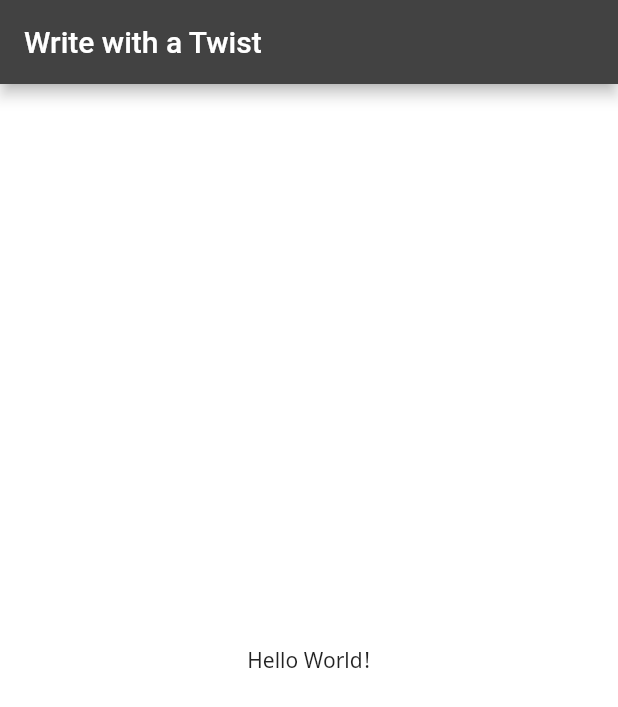
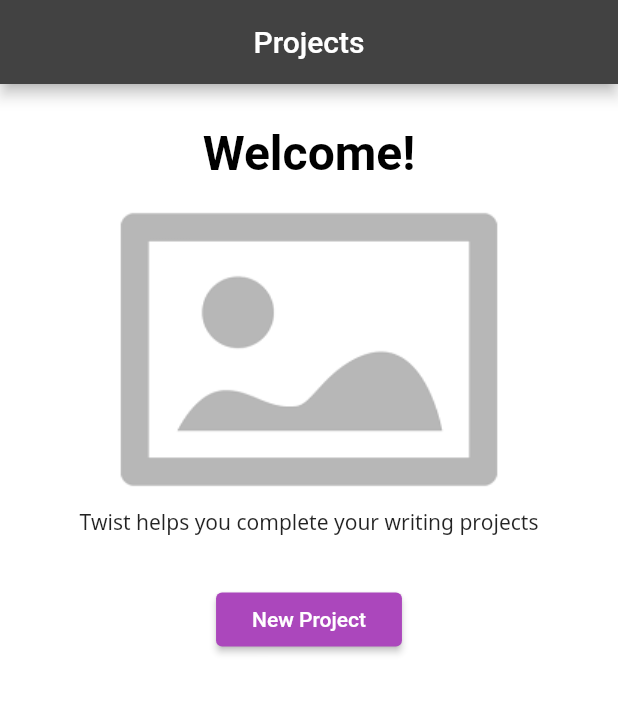
Before and after one commit to pandacorps/twist, a Flutter app: the screen it shows after launch, on a phone screen of 412 x 824 dp. Shown: the top 707 px of the screen. Run offline on Flutter 3.47's test engine with Material 2 defaults, Android fonts, the light colour scheme and no system bars.

Commit message:
feat(#11): project list zero state (#19)
* feat(#11): project list zero state

* feat(#11): zero state

Co-authored-by: Trevor Huey <battlepanda100@gmail.com>

```diff
--- a/lib/main.dart
+++ b/lib/main.dart
@@ -1,16 +1,11 @@
 import 'package:flutter/material.dart';
+import 'package:twist/screens/project_list/project_list_screen.dart';
 
 void main() {
-  runApp(MyApp());
+  runApp(TwistApp());
 }
 
-class MyApp extends StatelessWidget {
-  @override
-  Widget build(BuildContext context) {
-    return MaterialApp(
-      title: 'Twist',
-      theme: ThemeData.from(
-          colorScheme: const ColorScheme(
+const colorScheme = ColorScheme(
     primary: Color(0xff424242),
     primaryVariant: Color(0xff1b1b1b),
     secondary: Color(0xffab47bc),
@@ -23,36 +18,27 @@ class MyApp extends StatelessWidget {
     onSurface: Color(0xff000000),
     onBackground: Color(0xff000000),
     onError: Color(0xffffffff),
-              brightness: Brightness.light),
+    brightness: Brightness.light);
+
+class TwistApp extends StatelessWidget {
+  @override
+  Widget build(BuildContext context) {
+    return MaterialApp(
+        title: 'Twist',
+        theme: ThemeData.from(
+                colorScheme: colorScheme,
                 textTheme: Theme.of(context).textTheme.merge(const TextTheme(
+                    headline1: TextStyle(
+                        fontSize: 32, fontWeight: FontWeight.bold, height: 1),
+                    headline2: TextStyle(
+                        fontSize: 24, fontWeight: FontWeight.bold, height: 1),
                     bodyText1: TextStyle(fontFamily: 'NotoSans'),
-              bodyText2: TextStyle(fontFamily: 'NotoSans')))),
-      home: const HomePage(title: 'Write with a Twist'),
-    );
+                    bodyText2: TextStyle(fontFamily: 'NotoSans'))))
+            .copyWith(
+                buttonTheme: ButtonThemeData(
+                    buttonColor: colorScheme.secondary,
+                    textTheme: ButtonTextTheme.primary)),
+        initialRoute: '/',
+        routes: {'/': (context) => ProjectListScreen()});
   }
 }
-
-class HomePage extends StatelessWidget {
-  final String title;
-
-  const HomePage({this.title});
-
-  @override
-  Widget build(BuildContext context) {
-    return Scaffold(
-      appBar: AppBar(
-        title: Text(title),
-      ),
-      body: Center(
-        child: Column(
-          mainAxisAlignment: MainAxisAlignment.center,
-          children: const <Widget>[
-            Text(
-              'Hello World!',
-            ),
-          ],
-        ),
-      ),
-    );
-  }
-}
--- /dev/null
+++ b/lib/screens/project_list/project_list_screen.dart
@@ -0,0 +1,58 @@
+import 'package:flutter/material.dart';
+
+class ProjectListScreen extends StatelessWidget {
+  @override
+  Widget build(BuildContext context) {
+    final ThemeData theme = Theme.of(context);
+
+    return Scaffold(
+      appBar: AppBar(
+        title: const Text('Projects'),
+        centerTitle: true,
+      ),
+      body: Align(
+        alignment: Alignment.topCenter,
+        child: SingleChildScrollView(
+          padding: const EdgeInsets.only(left: 16, right: 16, bottom: 16),
+          child: Center(
+            child: Column(
+              children: [
+                Container(
+                  margin: const EdgeInsets.only(top: 32),
+                  child: Text(
+                    'Welcome!',
+                    style: theme.textTheme.headline1
+                        .copyWith(color: theme.colorScheme.onBackground),
+                  ),
+                ),
+                Container(
+                  margin: const EdgeInsets.only(top: 16),
+                  child: const Image(
+                    image: AssetImage('assets/placeholder.png'),
+                  ),
+                ),
+                Container(
+                  margin: const EdgeInsets.only(top: 8),
+                  child: Text(
+                    'Twist helps you complete your writing projects',
+                    style: theme.textTheme.bodyText1,
+                    textAlign: TextAlign.center,
+                  ),
+                ),
+                Container(
+                  margin: const EdgeInsets.only(top: 32),
+                  child: RaisedButton(
+                    onPressed: () {
+                      // TODO: Navigate to project create.
+                    },
+                    child: const Text('New Project'),
+                  ),
+                ),
+              ],
+            ),
+          ),
+        ),
+      ),
+    );
+  }
+}
--- /dev/null
+++ b/lib/screens/project_list/project_list_screen_test.dart
@@ -0,0 +1,13 @@
+import 'package:flutter/material.dart';
+import 'package:flutter_test/flutter_test.dart';
+import 'package:twist/screens/project_list/project_list_screen.dart';
+
+void main() {
+  testWidgets('Renders zero state', (WidgetTester tester) async {
+    await tester.pumpWidget(MediaQuery(
+        data: const MediaQueryData(),
+        child: MaterialApp(home: ProjectListScreen())));
+
+    expect(find.text('Welcome!'), findsOneWidget);
+  });
+}
--- a/pubspec.yaml
+++ b/pubspec.yaml
@@ -68,3 +68,6 @@ flutter:
         - asset: fonts/NotoSans-BoldItalic.ttf
           weight: 700
           style: italic
+
+  assets:
+    - assets/placeholder.png
```
Also changed, not shown: .github/workflows/on_master.yaml, .github/workflows/on_push.yaml, assets/placeholder.png (added), 1 other file. Lines whose indentation alone changed are shown as unchanged.
